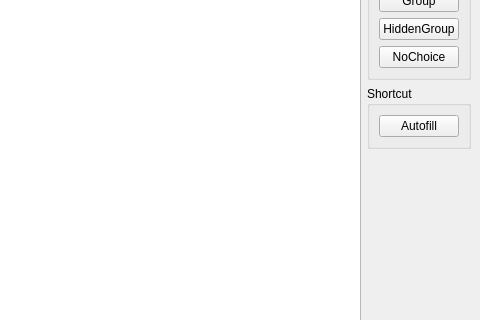
First picture: the form in Code/interface/ui/MainWindow.ui, repository Dwarf0/MySudoku, before the edit; both pictures show x 320 to 800 and y 123 to 443 of the 800 by 600 pixel window.
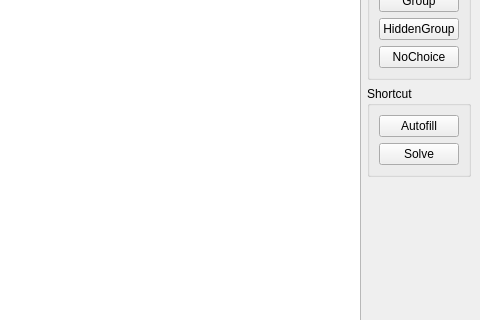
Second picture: the form after the edit. Custom widgets are drawn as their Qt base class.

```diff
--- a/Code/interface/ui/MainWindow.ui
+++ b/Code/interface/ui/MainWindow.ui
@@ -80,6 +80,13 @@
            </property>
           </widget>
          </item>
+         <item>
+          <widget class="QPushButton" name="solveButton">
+           <property name="text">
+            <string>Solve</string>
+           </property>
+          </widget>
+         </item>
         </layout>
        </widget>
       </item>
```
